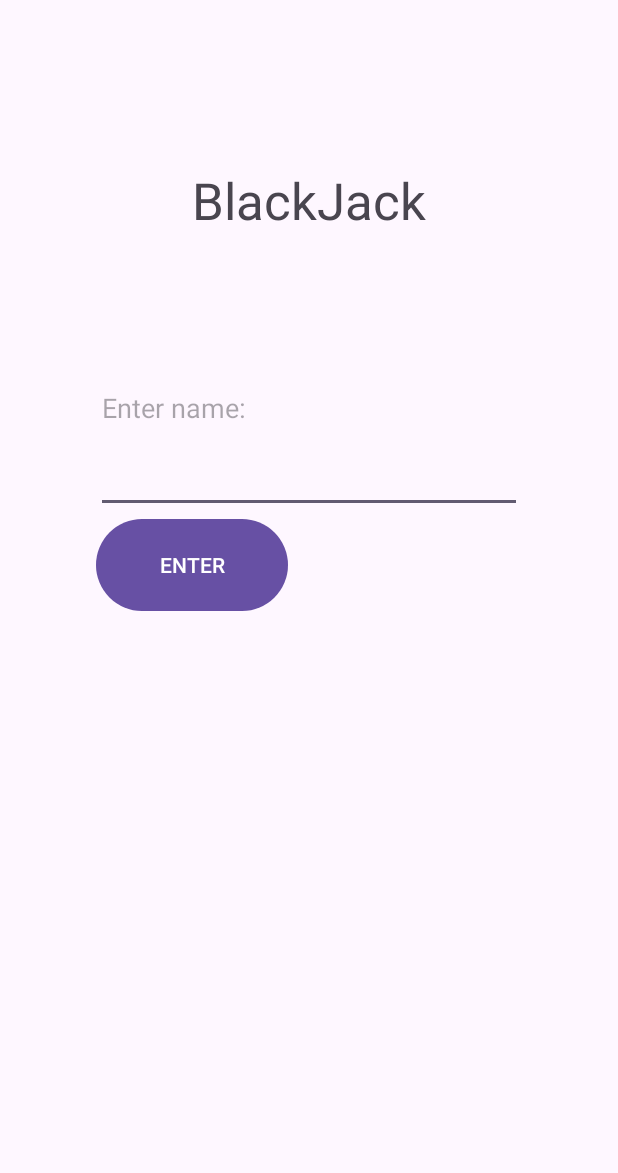
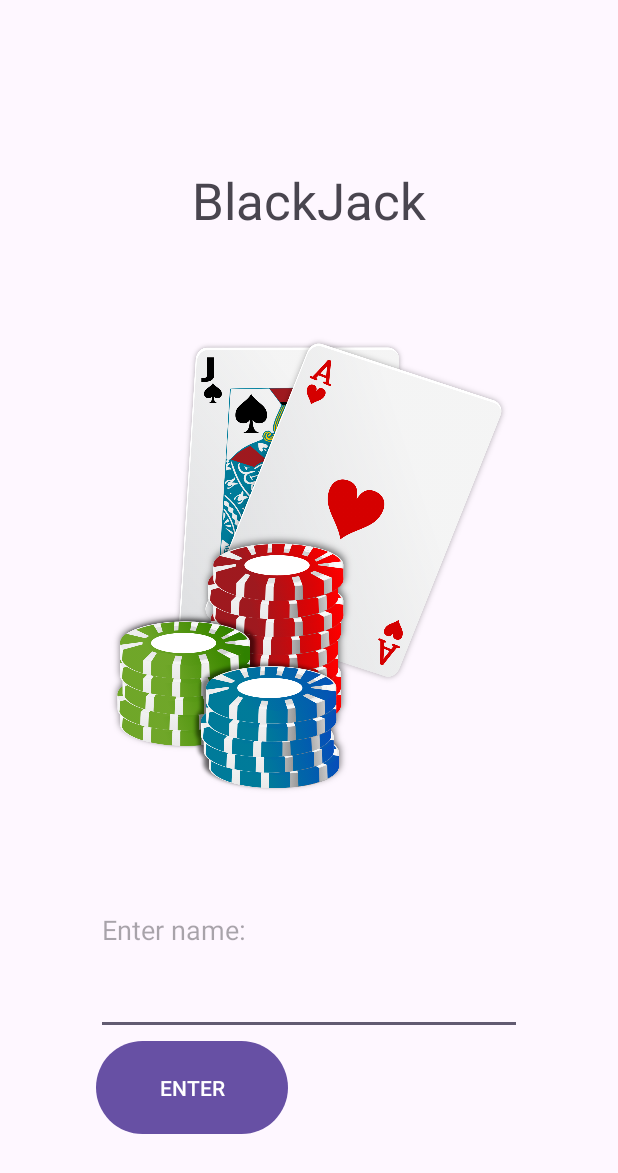
Before and after one commit to trevorcoyle23/BlackJack2, an Android app: the screen it shows after launch (MainActivity), on a phone screen of 412 x 824 dp. Shown: the top 1173 px of the screen. Run offline under Robolectric (Android 15) with nearby library versions, the phone set to English and light mode, and no system bars.

Commit message:
added ImageView of a possible logo for start menu

```diff
--- a/app/src/main/res/layout/activity_main.xml
+++ b/app/src/main/res/layout/activity_main.xml
@@ -20,6 +20,11 @@
         android:textSize="34dp"
         android:layout_width="match_parent"
         android:layout_height="0dp" />
+    <ImageView
+        android:src="@drawable/logo"
+        android:layout_weight="2.5"
+        android:layout_width="match_parent"
+        android:layout_height="0dp" />
     <EditText
         android:id="@+id/editText"
         android:layout_weight="1"
```
Also changed, not shown: app/src/main/res/drawable/logo.png (added).
